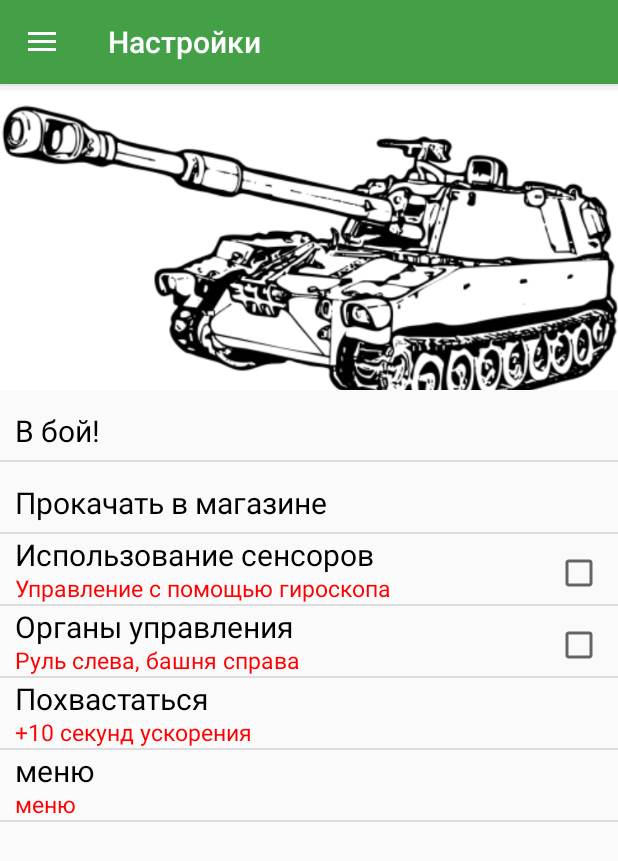
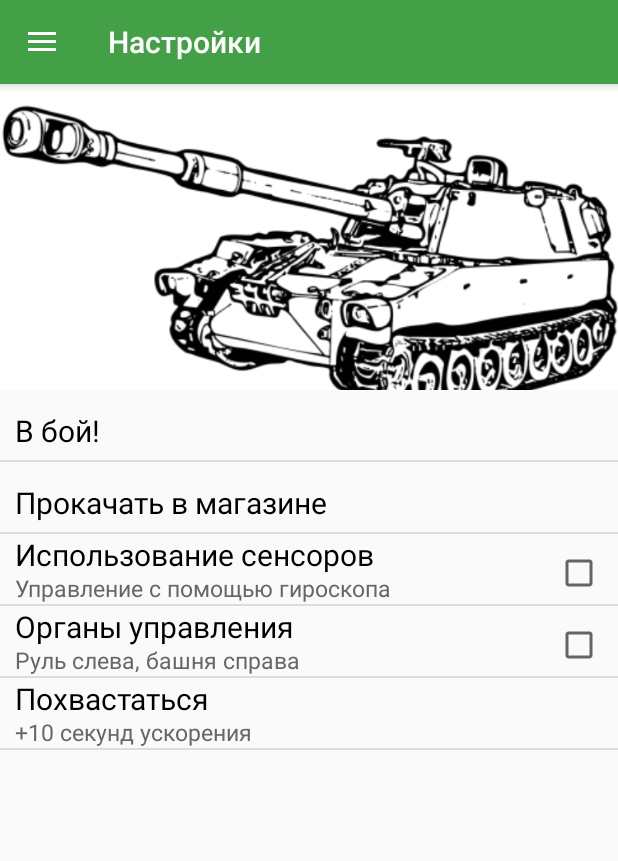
Before and after one commit to igrztv/laserTank, an Android app: the SettingsActivity screen opened directly, with no data from a screen before it, on a phone screen of 412 x 824 dp. Shown: the top 861 px of the screen. Run offline under Robolectric (Android 15) with nearby library versions, the phone set to English and light mode, and no system bars; 1 statement that could not run was skipped.

Commit message:
minimal ready

```diff
--- a/app/src/main/AndroidManifest.xml
+++ b/app/src/main/AndroidManifest.xml
@@ -48,7 +48,6 @@
         <activity
             android:name=".StoreActivity"
             android:label="@string/title_activity_store"
-            android:theme="@style/AppTheme.NoActionBar"
             android:screenOrientation="portrait" />
         <service
             android:name=".BTService"
--- a/app/src/main/java/com/example/morgan/lasertang/SettingsActivity.java
+++ b/app/src/main/java/com/example/morgan/lasertang/SettingsActivity.java
@@ -33,13 +33,13 @@ public class SettingsActivity extends SideActivity implements View.OnClickListen
     public static SettingsListAdapter adapter;
 
     final static String[] motor_item = new String[] {
-            "В бой!", "Прокачать в магазине", "Использование сенсоров", "Органы управления", "Похвастаться", "меню"
+            "В бой!", "Прокачать в магазине", "Использование сенсоров", "Органы управления", "Похвастаться"
     };
     final static String[] motor_comment = new String[] {
-            "", "", "Управление с помощью гироскопа", "Руль слева, башня справа", "+10 секунд ускорения", "меню"
+            "", "", "Управление с помощью гироскопа", "Руль слева, башня справа", "+10 секунд ускорения"
     };
 
-    static Boolean[] motor_cB = new Boolean[] {false, false, true, true, false, false};
+    static Boolean[] motor_cB = new Boolean[] {false, false, true, true, false};
 
     @Override
     protected void onCreate(Bundle savedInstanceState) {
--- a/app/src/main/res/layout/activity_search.xml
+++ b/app/src/main/res/layout/activity_search.xml
@@ -66,7 +66,7 @@
             android:layout_height="wrap_content"
             android:text="%USERNAME%"
             android:id="@+id/textUsername"
-            android:shadowColor="#FFF"
+            android:shadowColor="#000000"
             android:shadowDx="2.2"
             android:shadowDy="2.2"
             android:shadowRadius="2.2"
--- a/app/src/main/res/layout/settings_item.xml
+++ b/app/src/main/res/layout/settings_item.xml
@@ -31,7 +31,7 @@
         android:id="@+id/subtitle"
         android:layout_row="0"
         android:layout_column="0"
-        android:textColor="#ff0000"
+        android:textColor="#666666"
         android:textSize="@dimen/list_item_subtitle"
         android:layout_toRightOf="@+id/icon"
         android:layout_toEndOf="@+id/icon"
```
Also changed, not shown: app/src/main/java/com/example/morgan/lasertang/StoreActivity.java (+6 -5 lines).
